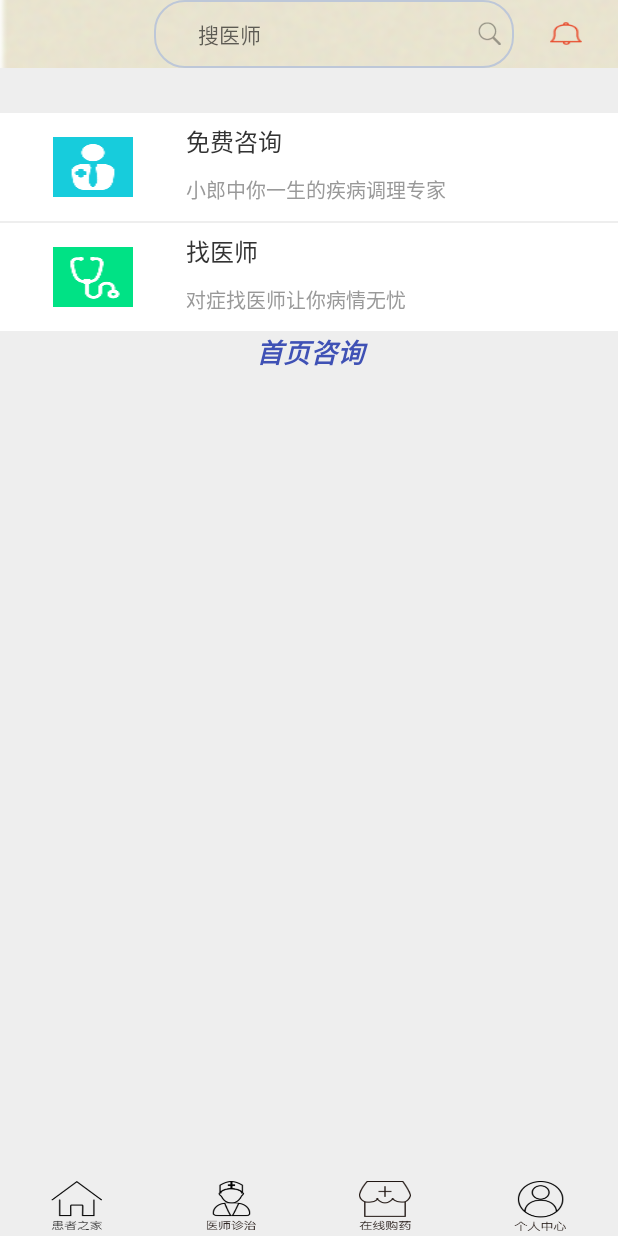
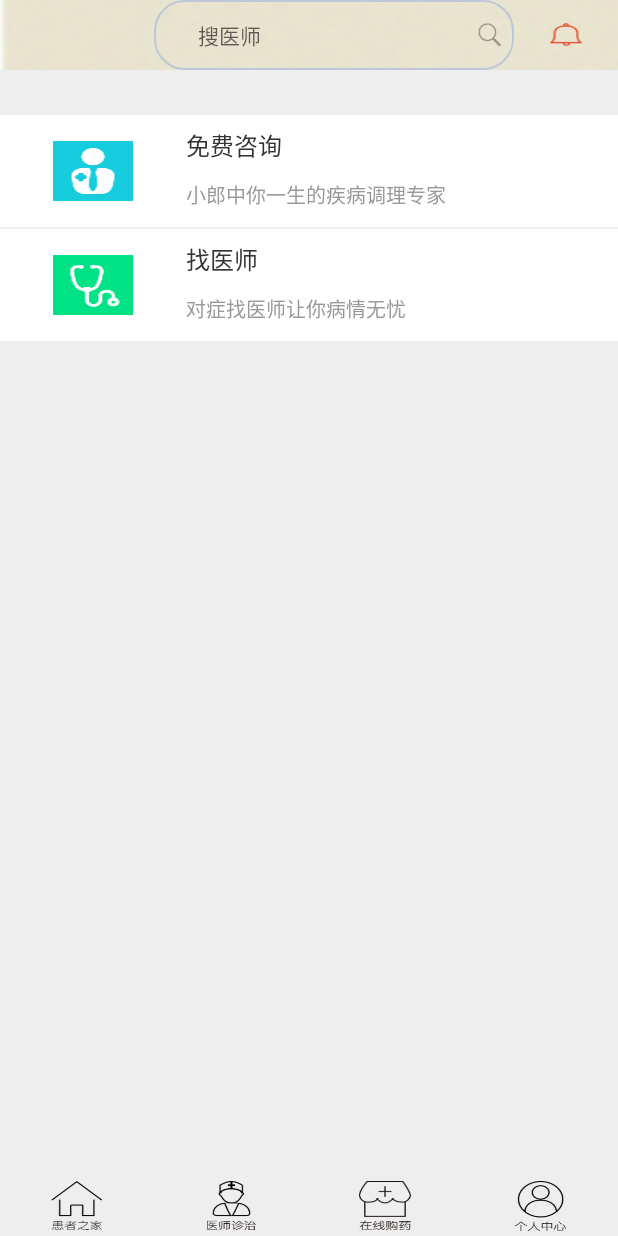
Before and after one commit to xindanci/DongJiTang2, an Android app: the HomeFragment screen opened directly, with no data from a screen before it, on a phone screen of 412 x 824 dp. Run offline under Robolectric (Android 15) with nearby library versions, the phone set to English and light mode, and no system bars.

Commit message:
第三个版本

```diff
--- a/app/src/main/res/layout/fragment_function_carousel.xml
+++ b/app/src/main/res/layout/fragment_function_carousel.xml
@@ -1,6 +1,25 @@
 <?xml version="1.0" encoding="utf-8"?>
 <LinearLayout xmlns:android="http://schemas.android.com/apk/res/android"
-    android:orientation="vertical" android:layout_width="match_parent"
+    android:orientation="vertical"
+    android:layout_width="match_parent"
     android:layout_height="match_parent">
+    <LinearLayout
+        android:layout_width="match_parent"
+        android:layout_height="0dp"
+        android:layout_weight="4"
+        android:orientation="horizontal"
+        >
+        <LinearLayout
+            android:layout_width="0dp"
+            android:layout_height="wrap_content"
+            android:layout_weight="1">
+
+        </LinearLayout>
+    </LinearLayout>
+    <LinearLayout
+        android:layout_width="match_parent"
+        android:layout_height="0dp"
+        android:layout_weight="1"
+        ></LinearLayout>
 
 </LinearLayout>
--- a/app/src/main/res/layout/fragment_home_page.xml
+++ b/app/src/main/res/layout/fragment_home_page.xml
@@ -97,18 +97,10 @@
     </LinearLayout>
     <LinearLayout
         android:layout_width="match_parent"
-        android:layout_height="wrap_content">
+        android:layout_height="0dp"
+        android:layout_weight="6">
 
-        <TextView
-            android:id="@+id/activity_text_view"
-            android:layout_width="match_parent"
-            android:layout_height="match_parent"
-            android:layout_centerHorizontal="true"
-            android:gravity="center"
-            android:text="首页咨询"
-            android:textColor="@color/colorPrimary"
-            android:textSize="18sp"
-            android:textStyle="bold|italic" />
+        <include layout="@layout/fragment_function_carousel"/>
     </LinearLayout>
 
 
```
